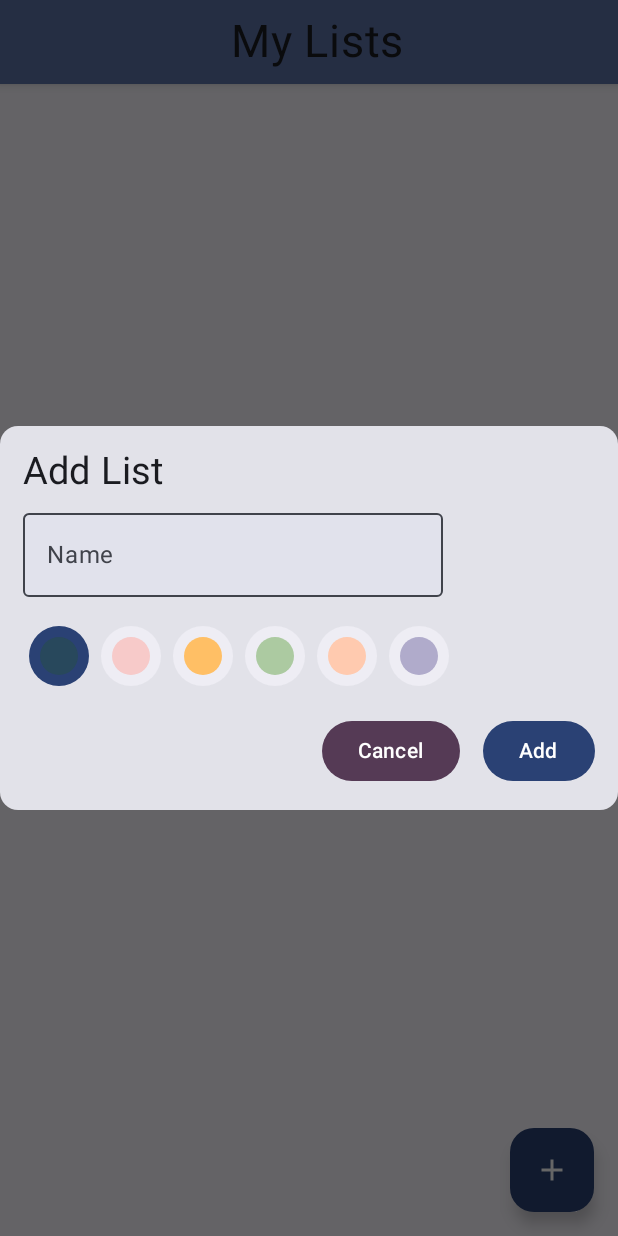
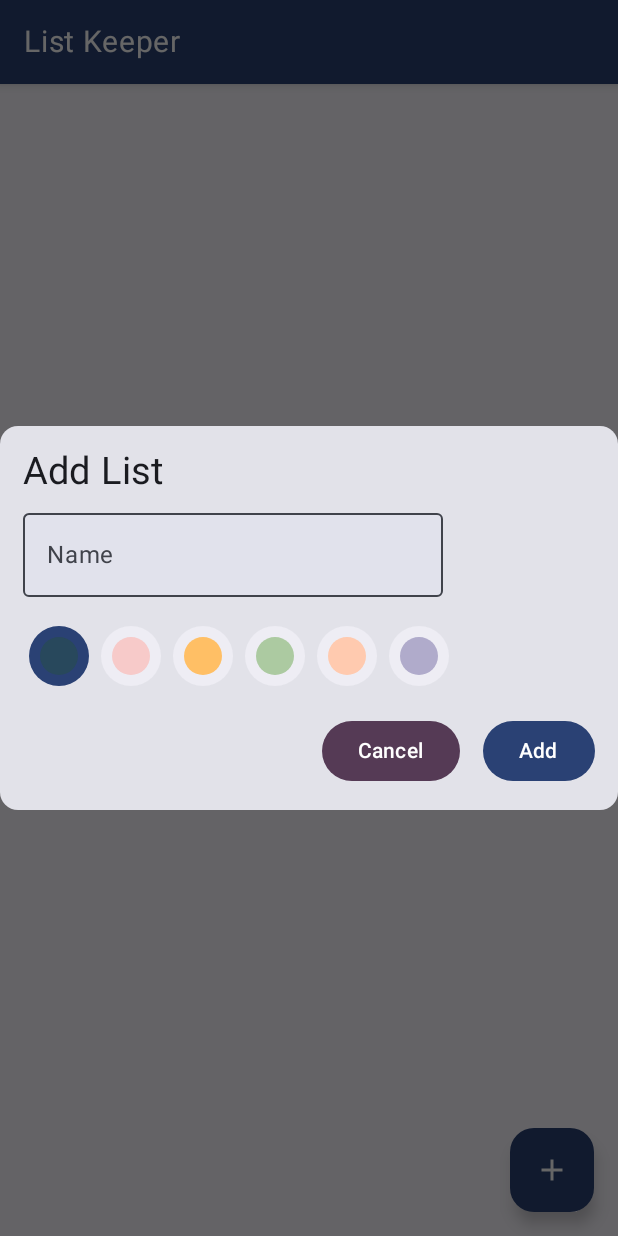
Before and after one commit to jmleep/Sublister, an Android app built with Jetpack Compose: the screen it shows after launch (MainActivity), after a tap on "Add list", on a phone screen of 412 x 824 dp. Run offline under Robolectric (Android 15) with nearby library versions, the phone set to English and light mode, and no system bars; our stand-ins replace Room's generated code, livedata-compose.

Commit message:
tweaks to toolbar name

```diff
--- a/app/src/main/java/dev/jordanleeper/mylists/ui/main/MainActivityView.kt
+++ b/app/src/main/java/dev/jordanleeper/mylists/ui/main/MainActivityView.kt
@@ -34,10 +34,16 @@ fun MainActivityView(viewModel: MainActivityViewModel) {
                 title = {
                     Row(
                         modifier = Modifier.fillMaxWidth(),
-                        horizontalArrangement = Arrangement.Center
-                    ) { Text("My Lists", fontSize = 30.sp) }
+                        horizontalArrangement = Arrangement.Start
+                    ) {
+                        Text(
+                            "List Keeper",
+                            fontSize = 20.sp,
+                            color = MaterialTheme.colorScheme.onPrimary
+                        )
+                    }
                 },
-                backgroundColor = MaterialTheme.colorScheme.primaryContainer,
+                backgroundColor = MaterialTheme.colorScheme.primary,
             )
         }, floatingActionButton = {
             AddListFloatingActionButton(showAddListDialog)
--- a/app/src/main/java/dev/jordanleeper/mylists/ui/parent/ParentListActivityView.kt
+++ b/app/src/main/java/dev/jordanleeper/mylists/ui/parent/ParentListActivityView.kt
@@ -54,7 +54,7 @@ fun ParentListActivityView(id: Int, viewModel: ParentListActivityViewModel) {
                     title = {
                         Text(
                             parentList?.name ?: "Test",
-                            fontSize = 30.sp,
+                            fontSize = 20.sp,
                             color = itemTextColor
                         )
                     },
--- a/app/src/main/res/values/strings.xml
+++ b/app/src/main/res/values/strings.xml
@@ -1,3 +1,3 @@
 <resources>
-    <string name="app_name">Lucky Lists</string>
+    <string name="app_name">List Keeper</string>
 </resources>
```
